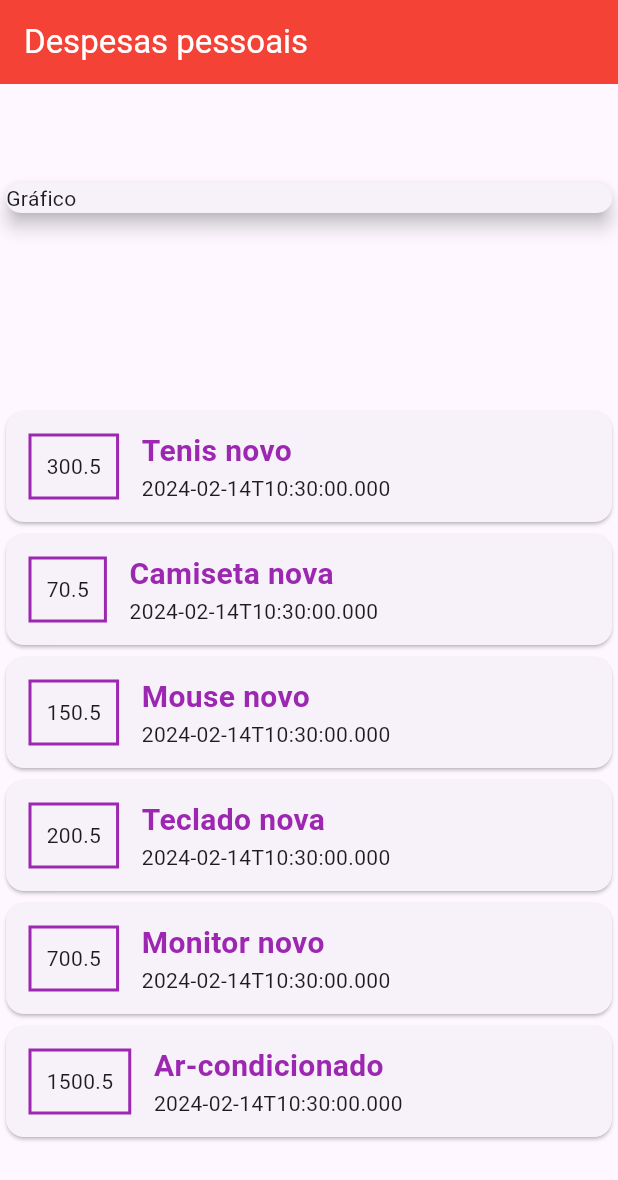
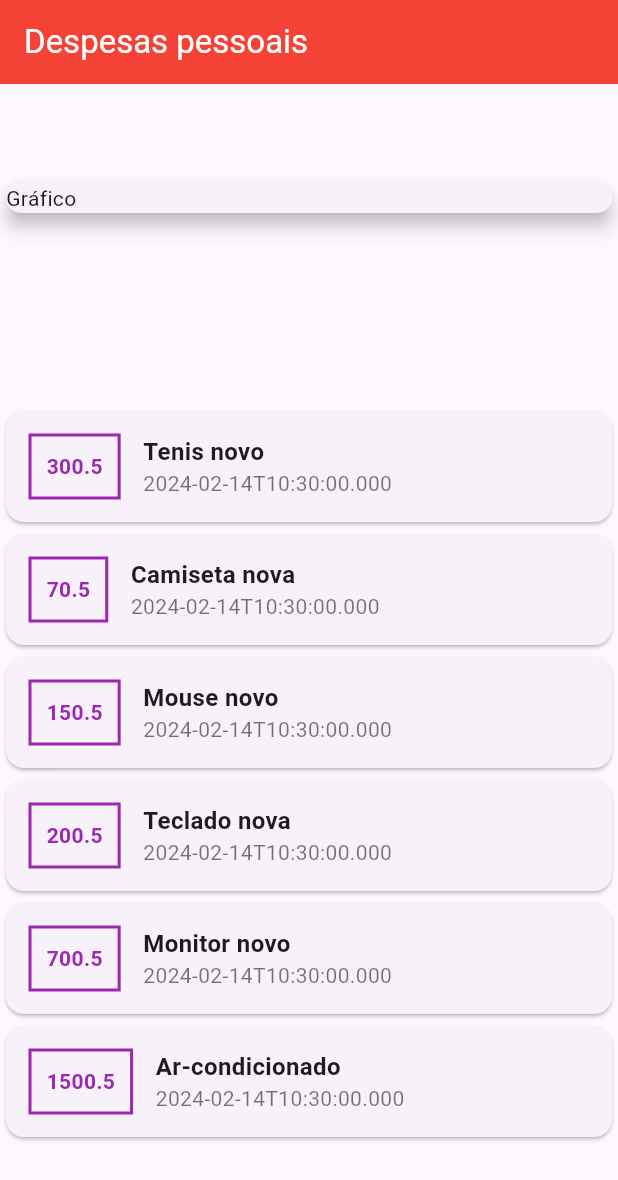
Before and after one commit to gabrielnavas/expenses-flutter-app, a Flutter app: the screen it shows after launch, on a phone screen of 412 x 824 dp. Shown: the top 1180 px of the screen. Run offline on Flutter 3.47's test engine with Material 3 defaults, Android fonts, the phone set to English and light mode, and no system bars.

Commit message:
add style on texts

```diff
--- a/lib/main.dart
+++ b/lib/main.dart
@@ -72,7 +72,13 @@ class MyHomePage extends StatelessWidget {
                                   width: 2,
                                 ),
                               ),
-                              child: Text(transaction.value.toString()),
+                              child: Text(
+                                transaction.value.toString(),
+                                style: TextStyle(
+                                  color: Colors.purple,
+                                  fontWeight: FontWeight.bold,
+                                ),
+                              ),
                             ),
                             Column(
                               crossAxisAlignment: CrossAxisAlignment.start,
@@ -81,11 +87,17 @@ class MyHomePage extends StatelessWidget {
                                   transaction.title,
                                   style: TextStyle(
                                     fontWeight: FontWeight.bold,
-                                    fontSize: 20,
-                                    color: Colors.purple,
+                                    fontSize: 16,
                                   ),
                                 ),
-                                Text(transaction.date.toIso8601String()),
+                                Text(
+                                  transaction.date.toIso8601String(),
+                                  style: TextStyle(
+                                    fontWeight: FontWeight.w400,
+                                    fontSize: 14,
+                                    color: Colors.black54,
+                                  ),
+                                ),
                               ],
                             ),
                           ],
```
